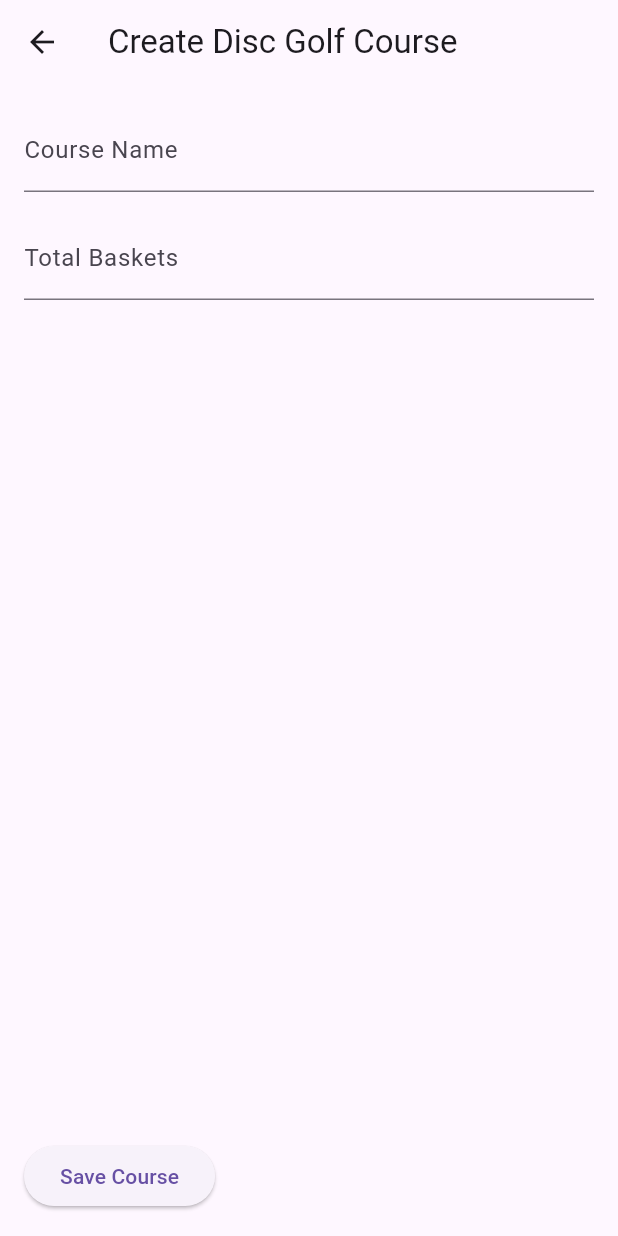
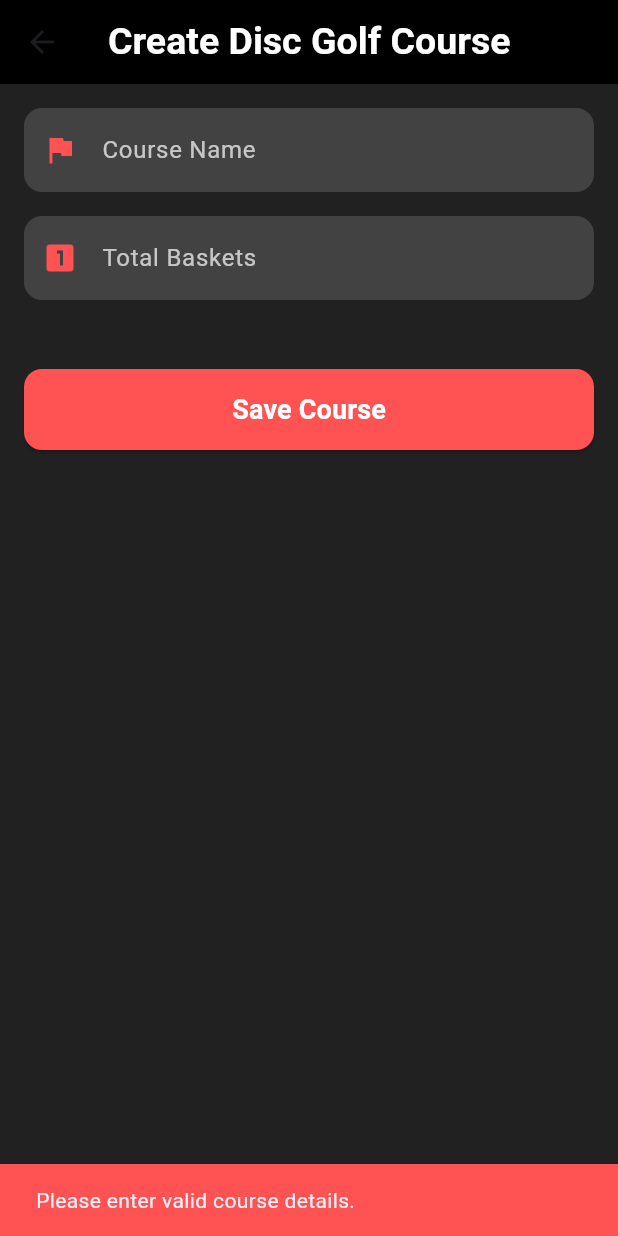
Before and after one commit to udensbalts/BogeyTracker, a Flutter app: the CreateCourseScreen screen opened directly, after a tap on "Save Course", on a phone screen of 412 x 824 dp. Run offline on Flutter 3.47's test engine with Material 3 defaults, Android fonts, the phone set to English and light mode, and no system bars; our stand-ins replace cloud_firestore, firebase_auth, firebase_core, get, google_nav_bar; accounts and stored records are empty; network calls fail.

Commit message:
Updated create course screen

```diff
--- a/lib/main.dart
+++ b/lib/main.dart
@@ -1,7 +1,6 @@
 import 'package:flutter/material.dart';
 import 'package:firebase_core/firebase_core.dart';
 import 'package:test_app/pages/login.dart';
-import 'package:test_app/pages/new_round_screen.dart';
 import 'package:test_app/pages/wrapper.dart';
 import 'package:get/get.dart';
 
--- a/lib/pages/create_course_screen.dart
+++ b/lib/pages/create_course_screen.dart
@@ -1,6 +1,6 @@
 import 'package:flutter/material.dart';
-import 'package:test_app/models/course_model.dart'; // Import the course models
-import 'package:test_app/services/firebase_service.dart'; // Firebase service to save course data
+import 'package:test_app/models/course_model.dart';
+import 'package:test_app/services/firebase_service.dart';
 
 class CreateCourseScreen extends StatefulWidget {
   @override
@@ -13,36 +13,43 @@ class _CreateCourseScreenState extends State<CreateCourseScreen> {
   List<TextEditingController> parControllers = [];
   List<TextEditingController> distanceControllers = [];
 
-  // This will store the basket details once entered
   List<Basket> baskets = [];
 
-  // Generate input fields for baskets
+  // Generates input fields dynamically when basket count changes
   void generateBasketFields() {
-    int basketCount = int.parse(basketCountController.text);
+    int basketCount = int.tryParse(basketCountController.text) ?? 0;
+    if (basketCount <= 0) return;
 
-    // Clear existing controllers if basket count changes
     parControllers.clear();
     distanceControllers.clear();
     baskets.clear();
 
-    // Create new controllers based on basket count
     for (int i = 0; i < basketCount; i++) {
       parControllers.add(TextEditingController());
       distanceControllers.add(TextEditingController());
     }
 
-    setState(() {}); // Rebuild the UI with new input fields
+    setState(() {});
   }
 
   void saveCourse() async {
-    String courseName = courseNameController.text;
-    int totalBaskets = int.parse(basketCountController.text);
+    String courseName = courseNameController.text.trim();
+    int totalBaskets = int.tryParse(basketCountController.text) ?? 0;
 
-    // Convert the par and distance inputs into Basket objects
+    if (courseName.isEmpty || totalBaskets <= 0) {
+      ScaffoldMessenger.of(context).showSnackBar(
+        SnackBar(
+          content: Text("Please enter valid course details."),
+          backgroundColor: Colors.redAccent,
+        ),
+      );
+      return;
+    }
+
     baskets.clear();
     for (int i = 0; i < totalBaskets; i++) {
-      int par = int.parse(parControllers[i].text);
-      double distance = double.parse(distanceControllers[i].text);
+      int par = int.tryParse(parControllers[i].text) ?? 0;
+      double distance = double.tryParse(distanceControllers[i].text) ?? 0.0;
 
       baskets.add(Basket(basketNumber: i + 1, par: par, distance: distance));
     }
@@ -54,80 +61,147 @@ class _CreateCourseScreenState extends State<CreateCourseScreen> {
       id: '',
     );
 
-    // Save to Firestore (Use FirebaseService)
-    FirebaseService().saveCourse(course);
+    await FirebaseService().saveCourse(course);
+
+    ScaffoldMessenger.of(context).showSnackBar(
+      SnackBar(
+        content: Text("Course saved successfully!"),
+        backgroundColor: Colors.green,
+      ),
+    );
+
     courseNameController.clear();
     basketCountController.clear();
+    setState(() {
+      parControllers.clear();
+      distanceControllers.clear();
+    });
   }
 
   @override
   Widget build(BuildContext context) {
     return Scaffold(
-      appBar: AppBar(title: Text('Create Disc Golf Course')),
-      body: Padding(
+      appBar: AppBar(
+        title: Text(
+          'Create Disc Golf Course',
+          style: TextStyle(
+            fontSize: 25,
+            fontWeight: FontWeight.bold,
+            color: Colors.white,
+          ),
+        ),
+        backgroundColor: Colors.black,
+      ),
+      backgroundColor: Colors.grey[900],
+      body: SingleChildScrollView(
         padding: const EdgeInsets.all(16.0),
         child: Column(
           crossAxisAlignment: CrossAxisAlignment.start,
           children: [
-            // Course Name Input
-            TextField(
-              controller: courseNameController,
-              decoration: InputDecoration(
-                labelText: 'Course Name',
-              ),
-            ),
+            _buildTextField(courseNameController, "Course Name", Icons.flag),
+            SizedBox(height: 16),
+            _buildTextField(
+                basketCountController, "Total Baskets", Icons.looks_one,
+                keyboardType: TextInputType.number,
+                onChanged: (_) => generateBasketFields()),
+
             SizedBox(height: 16),
 
-            // Total Baskets Input
-            TextField(
-              controller: basketCountController,
-              keyboardType: TextInputType.number,
-              decoration: InputDecoration(
-                labelText: 'Total Baskets',
+            if (parControllers.isNotEmpty)
+              Text(
+                "Basket Details",
+                style: TextStyle(
+                    color: Colors.white,
+                    fontSize: 18,
+                    fontWeight: FontWeight.bold),
               ),
-              onChanged: (value) {
-                if (value.isNotEmpty) {
-                  generateBasketFields(); // Generate fields when basket count is entered
-                }
+
+            SizedBox(height: 10),
+
+            // Baskets List
+            ListView.builder(
+              shrinkWrap: true,
+              physics: NeverScrollableScrollPhysics(),
+              itemCount: parControllers.length,
+              itemBuilder: (context, index) {
+                return Card(
+                  color: Colors.grey[800],
+                  margin: EdgeInsets.symmetric(vertical: 6),
+                  shape: RoundedRectangleBorder(
+                      borderRadius: BorderRadius.circular(10)),
+                  child: Padding(
+                    padding: const EdgeInsets.all(10.0),
+                    child: Column(
+                      children: [
+                        Text(
+                          'Basket ${index + 1}',
+                          style: TextStyle(
+                              color: Colors.white, fontWeight: FontWeight.bold),
+                        ),
+                        SizedBox(height: 8),
+                        _buildTextField(
+                            parControllers[index], "Par", Icons.golf_course,
+                            keyboardType: TextInputType.number),
+                        SizedBox(height: 8),
+                        _buildTextField(distanceControllers[index],
+                            "Distance (meters)", Icons.straighten,
+                            keyboardType: TextInputType.number),
+                      ],
+                    ),
+                  ),
+                );
               },
             ),
-            SizedBox(height: 16),
 
-            // Dynamically generated basket input fields
-            Expanded(
-              child: ListView.builder(
-                itemCount: parControllers.length,
-                itemBuilder: (context, index) {
-                  return Column(
-                    crossAxisAlignment: CrossAxisAlignment.start,
-                    children: [
-                      Text('Basket ${index + 1}'),
-                      TextField(
-                        controller: parControllers[index],
-                        keyboardType: TextInputType.number,
-                        decoration: InputDecoration(labelText: 'Par'),
-                      ),
-                      TextField(
-                        controller: distanceControllers[index],
-                        keyboardType: TextInputType.number,
-                        decoration:
-                            InputDecoration(labelText: 'Distance (in meters)'),
-                      ),
-                      SizedBox(height: 16),
-                    ],
-                  );
-                },
+            SizedBox(height: 20),
+
+            // Save Button
+            ElevatedButton(
+              style: ElevatedButton.styleFrom(
+                backgroundColor: Colors.redAccent,
+                shape: RoundedRectangleBorder(
+                    borderRadius: BorderRadius.circular(12)),
+                padding: EdgeInsets.symmetric(vertical: 14),
+                minimumSize: Size(double.infinity, 50),
               ),
-            ),
-
-            // Save Course Button
-            ElevatedButton(
               onPressed: saveCourse,
-              child: Text('Save Course'),
+              child: Text(
+                'Save Course',
+                style: TextStyle(
+                    fontSize: 18,
+                    fontWeight: FontWeight.bold,
+                    color: Colors.white),
+              ),
             ),
           ],
         ),
       ),
     );
   }
+
+  Widget _buildTextField(
+    TextEditingController controller,
+    String label,
+    IconData icon, {
+    TextInputType keyboardType = TextInputType.text,
+    void Function(String)? onChanged,
+  }) {
+    return TextField(
+      controller: controller,
+      keyboardType: keyboardType,
+      style: TextStyle(color: Colors.white),
+      onChanged: onChanged,
+      decoration: InputDecoration(
+        labelText: label,
+        labelStyle: TextStyle(color: Colors.white70),
+        prefixIcon: Icon(icon, color: Colors.redAccent),
+        filled: true,
+        fillColor: Colors.grey[800],
+        border: OutlineInputBorder(
+          borderRadius: BorderRadius.circular(12),
+          borderSide: BorderSide.none,
+        ),
+      ),
+    );
+  }
 }
--- a/lib/pages/wrapper.dart
+++ b/lib/pages/wrapper.dart
@@ -54,9 +54,9 @@ class _MyWidgetState extends State<Wrapper> {
             gap: 5,
             tabs: const [
               GButton(icon: Icons.home, text: "Home"),
-              GButton(icon: Icons.golf_course, text: "Laukumi"),
-              GButton(icon: Icons.notes_rounded, text: "Statistika"),
-              GButton(icon: Icons.person_2_outlined, text: "Profils"),
+              GButton(icon: Icons.golf_course, text: "Courses"),
+              GButton(icon: Icons.notes_rounded, text: "Rounds"),
+              GButton(icon: Icons.person_2_outlined, text: "Profile"),
             ],
             selectedIndex: _selectedIndex,
             onTabChange: (index) {
```
